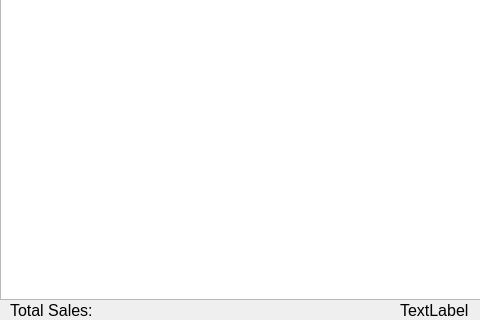
Old version of the form salesreport.ui in the repository P4TOO/BulkClub-System; both pictures show x 0 to 480 and y 480 to 800 of the 600 by 800 pixel window.
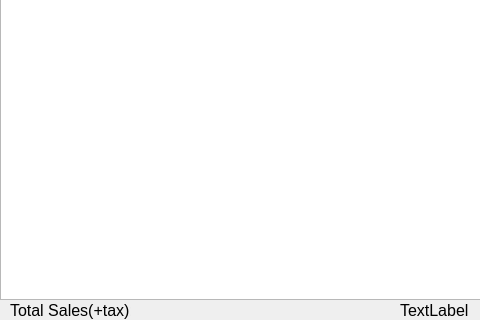
New version of the form.

Commit message: added tax to sales report

What changed in the file:
```diff
--- a/salesreport.ui
+++ b/salesreport.ui
@@ -49,7 +49,7 @@
     <rect>
      <x>10</x>
      <y>780</y>
-     <width>101</width>
+     <width>121</width>
      <height>20</height>
     </rect>
    </property>
@@ -59,7 +59,7 @@
     </font>
    </property>
    <property name="text">
-    <string>Total Sales:</string>
+    <string>Total Sales(+tax):</string>
    </property>
   </widget>
   <widget class="QLabel" name="totalSalesNum">
```
The commit also changes 1 other file.
